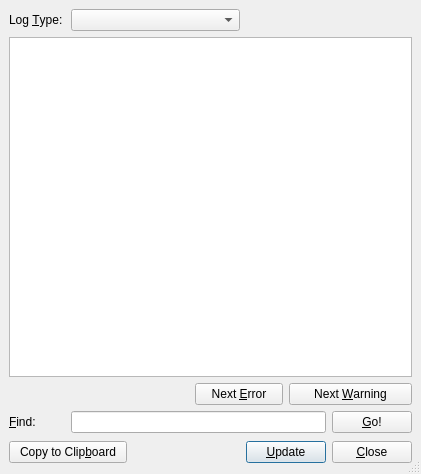
Before: the Qt Designer form src/frontends/qt4/ui/LogUi.ui in cburschka/lyx, drawn with Qt 5.
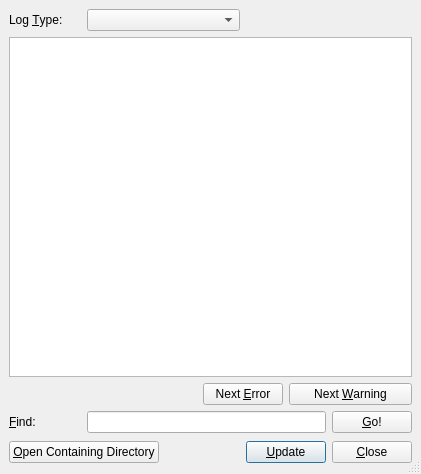
After: the same form once the commit is applied.

Commit message:
Add "Open Containing Directory" button to the log dialog (#9211, #9834)
It takes the place of the "Copy to Clipboard" button which was redundant.

Patch:
```diff
--- a/src/frontends/qt4/ui/LogUi.ui
+++ b/src/frontends/qt4/ui/LogUi.ui
@@ -107,7 +107,7 @@
    <item row="4" column="0" colspan="2" >
     <widget class="QPushButton" name="copyPB" >
      <property name="text" >
-      <string>Copy to Clip&amp;board</string>
+      <string>&amp;Open Containing Directory</string>
      </property>
     </widget>
    </item>
```
Left out of the diff: 3 changed lines with no effect on the pictures. The commit also changes 2 other files.
